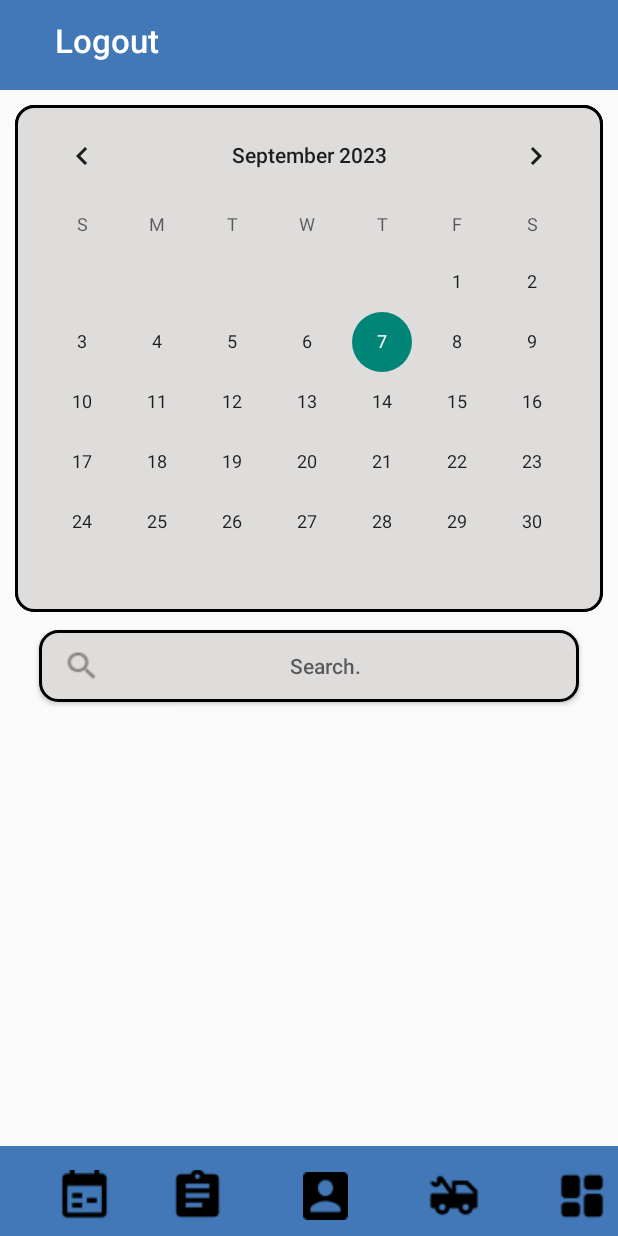
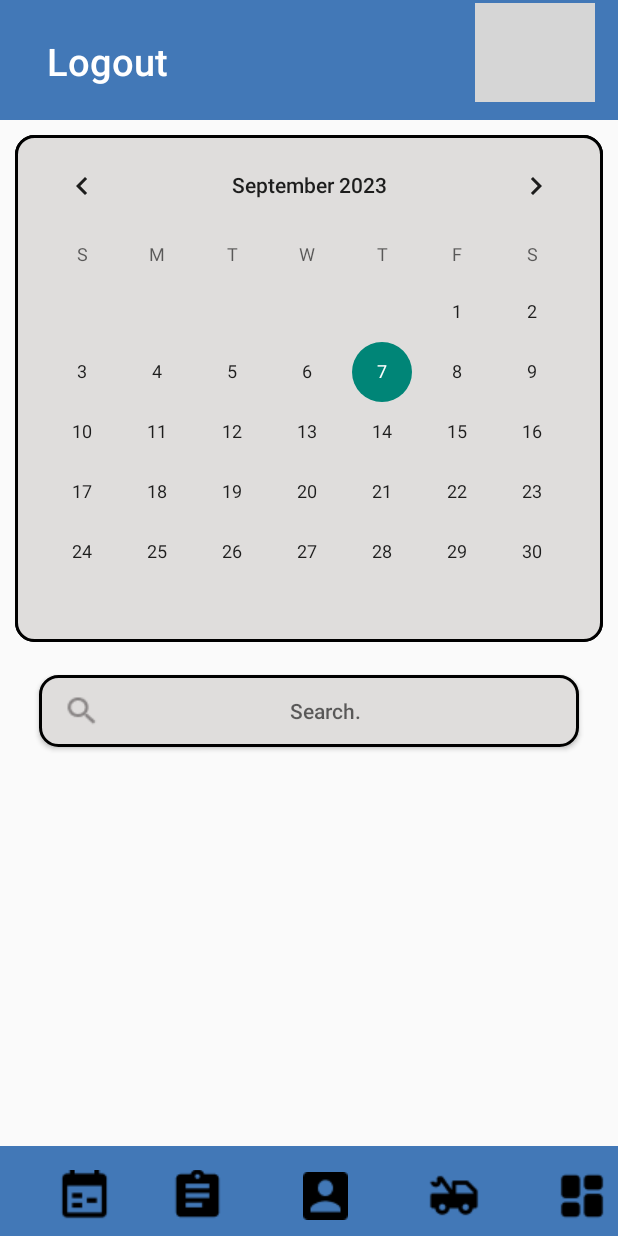
Before and after one commit to Nav1996/vemas_application, an Android app: the calender screen opened directly, with no data from a screen before it, on a phone screen of 412 x 824 dp. Run offline under Robolectric (Android 15) with nearby library versions, the phone set to English and light mode, and no system bars; grey boxes are pictures that could not be loaded.

Commit message:
ui changes

```diff
--- a/app/src/main/res/layout/activity_bookingform.xml
+++ b/app/src/main/res/layout/activity_bookingform.xml
@@ -15,7 +15,8 @@
         <include
             layout="@layout/custom_app_br"
             android:layout_width="match_parent"
-            android:layout_height="50dp" />
+            android:layout_height="50dp"
+            android:layout_alignParentTop="true"/>
 
         <LinearLayout
             android:layout_width="match_parent"
--- a/app/src/main/res/layout/activity_calender.xml
+++ b/app/src/main/res/layout/activity_calender.xml
@@ -8,7 +8,8 @@
     <include
         layout="@layout/custom_app_br2"
         android:layout_width="match_parent"
-        android:layout_height="60dp" />
+        android:layout_height="80dp"
+        android:layout_alignParentTop="true"/>
 
 
     <include
@@ -23,7 +24,7 @@
         android:layout_height="wrap_content"
 
         android:layout_margin="-15dp"
-        android:layout_marginTop="70dp"
+        android:layout_marginTop="90dp"
         android:layout_marginBottom="1dp"
         android:background="@drawable/searchroundbox"
         android:layout_marginStart="10dp"
@@ -39,7 +40,7 @@
         android:layout_alignParentStart="true"
         android:layout_centerHorizontal="true"
         android:layout_marginStart="26dp"
-        android:layout_marginTop="420dp"
+        android:layout_marginTop="450dp"
         android:layout_marginBottom="26dp"
         android:background="@drawable/searchroundbox"
         android:drawableStart="@drawable/searchbutton"
--- a/app/src/main/res/layout/activity_login.xml
+++ b/app/src/main/res/layout/activity_login.xml
@@ -105,7 +105,7 @@
         android:layout_alignParentStart="true"
         android:layout_centerHorizontal="true"
         android:layout_marginStart="99dp"
-        android:layout_marginTop="23dp"
+        android:layout_marginTop="10dp"
         android:background="@android:color/transparent"
         android:src="@drawable/loginbutton" />
 
--- a/app/src/main/res/layout/custom_app_br.xml
+++ b/app/src/main/res/layout/custom_app_br.xml
@@ -4,7 +4,7 @@
     xmlns:tools="http://schemas.android.com/tools"
     android:id="@+id/custom_toolbar"
     android:layout_width="match_parent"
-    android:layout_height="10dp"
+    android:layout_height="60dp"
     android:background="#4278B7">
 
 
--- a/app/src/main/res/layout/custom_app_br2.xml
+++ b/app/src/main/res/layout/custom_app_br2.xml
@@ -20,12 +20,25 @@
             android:layout_alignParentStart="true"
             android:layout_alignParentBottom="true"
             android:layout_marginStart="11dp"
-            android:layout_marginBottom="9dp"
+            android:layout_marginBottom="15dp"
             android:background="@android:color/transparent"
             android:text="Logout"
             android:textAllCaps="false"
             android:textColor="@color/white"
-            android:textSize="22dp" />
+            android:textSize="25dp" />
+
+        <ImageButton
+            android:id="@+id/arrowButton"
+            android:layout_width="80dp"
+            android:layout_height="match_parent"
+            android:layout_alignParentEnd="true"
+            android:layout_alignParentBottom="true"
+            android:layout_gravity="start"
+            android:layout_marginTop="2dp"
+            android:layout_marginEnd="15dp"
+            android:layout_marginBottom="12dp"
+            android:background="@android:color/transparent"
+            android:src="@drawable/add_button" />
 
 
     </RelativeLayout>
--- a/app/src/main/res/layout/lowercustombar.xml
+++ b/app/src/main/res/layout/lowercustombar.xml
@@ -4,7 +4,7 @@
     xmlns:tools="http://schemas.android.com/tools"
     android:id="@+id/custom_toolbar"
     android:layout_width="match_parent"
-    android:layout_height="70dp"
+    android:layout_height="60dp"
     android:background="#4278B7">
 
 
```
Also changed, not shown: app/src/main/res/layout/booking_details_layout.xml (+8 -2 lines).
